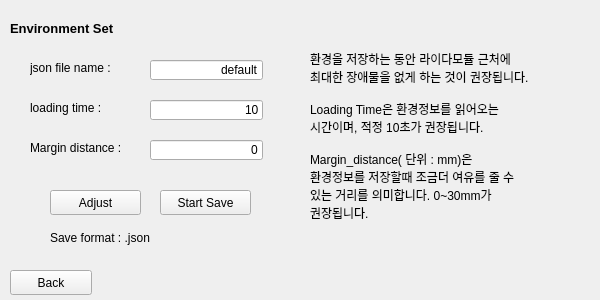
chochmun/Multi-2D-LiDAR-Based-3D-Motion-Recognition-With-Deep-Learning, file lidar_interface/ui/EnvSetWindow.ui: the form before one commit.
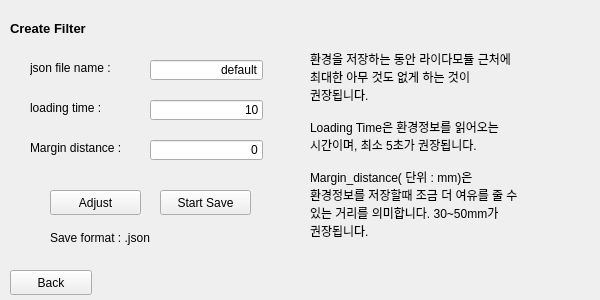
The form after the commit.

```diff
--- a/lidar_interface/ui/EnvSetWindow.ui
+++ b/lidar_interface/ui/EnvSetWindow.ui
@@ -31,7 +31,7 @@
     </font>
    </property>
    <property name="text">
-    <string>Environment Set</string>
+    <string>Create Filter</string>
    </property>
   </widget>
   <widget class="QLineEdit" name="Input_json">
@@ -163,12 +163,12 @@
     <number>0</number>
    </property>
    <property name="text">
-    <string>환경을 저장하는 동안 라이다모듈 근처에 최대한 장애물을 없게 하는 것이 권장됩니다.
+    <string>환경을 저장하는 동안 라이다모듈 근처에 최대한 아무 것도 없게 하는 것이 권장됩니다.
 
-Loading Time은 환경정보를 읽어오는 시간이며, 적정 10초가 권장됩니다.
+Loading Time은 환경정보를 읽어오는 시간이며, 최소 5초가 권장됩니다.
 
 Margin_distance( 단위 : mm)은
-환경정보를 저장할때 조금더 여유를 줄 수 있는 거리를 의미합니다. 0~30mm가 권장됩니다.</string>
+환경정보를 저장할때 조금 더 여유를 줄 수 있는 거리를 의미합니다. 30~50mm가 권장됩니다.</string>
    </property>
    <property name="textFormat">
     <enum>Qt::AutoText</enum>
```
Left out of the diff: 2 changed lines with no effect on the pictures.
